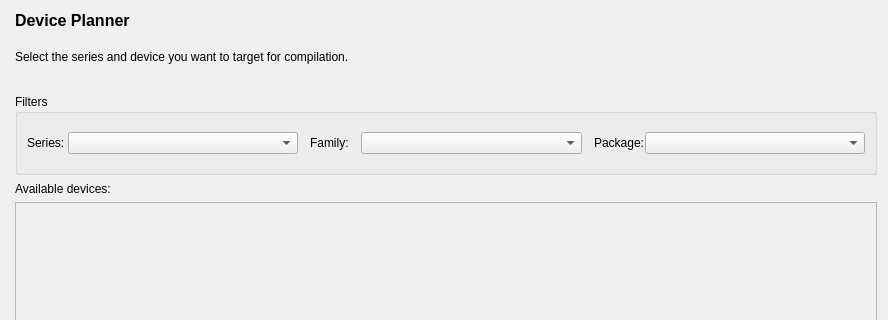
Above: src/NewProject/device_planner_form.ui from os-fpga/FOEDAG before the change; both pictures show x 0 to 888 and y 0 to 320 of the 888 by 644 pixel window. Below: the same form after it.
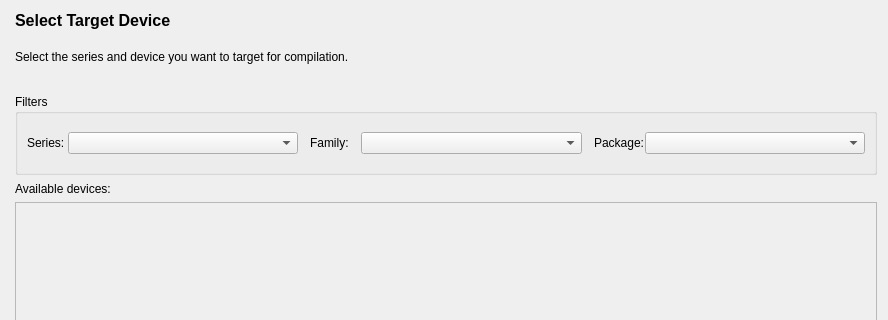
That is the form after the change.

Patch:
```diff
--- a/src/NewProject/device_planner_form.ui
+++ b/src/NewProject/device_planner_form.ui
@@ -34,7 +34,7 @@
       </font>
      </property>
      <property name="text">
-      <string>Device Planner</string>
+      <string>Select Target Device</string>
      </property>
      <property name="wordWrap">
       <bool>true</bool>
```
